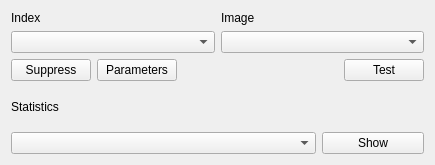
Above: gardener/view/ui/main.ui from deminnik/gardener before the change. Below: the same form after it.
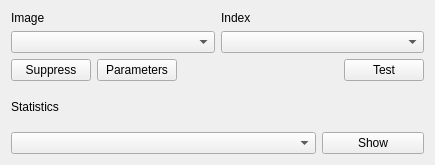
That is the form after the change. Custom widgets are drawn as their Qt base class.

```diff
--- a/gardener/view/ui/main.ui
+++ b/gardener/view/ui/main.ui
@@ -28,20 +28,6 @@
   <layout class="QVBoxLayout" name="verticalLayout">
    <item>
     <layout class="QHBoxLayout" name="layersFrame">
-     <item>
-      <layout class="QVBoxLayout" name="indexVerticalLayout">
-       <item>
-        <widget class="QLabel" name="indexLabel">
-         <property name="text">
-          <string>Index</string>
-         </property>
-        </widget>
-       </item>
-       <item>
-        <widget class="QgsMapLayerComboBox" name="indexLayerComboBox"/>
-       </item>
-      </layout>
-     </item>
      <item>
       <layout class="QVBoxLayout" name="imageVerticalLayout">
        <item>
@@ -56,6 +42,20 @@
        </item>
       </layout>
      </item>
+     <item>
+      <layout class="QVBoxLayout" name="indexVerticalLayout">
+       <item>
+        <widget class="QLabel" name="indexLabel">
+         <property name="text">
+          <string>Index</string>
+         </property>
+        </widget>
+       </item>
+       <item>
+        <widget class="QgsMapLayerComboBox" name="indexLayerComboBox"/>
+       </item>
+      </layout>
+     </item>
     </layout>
    </item>
    <item>
```
